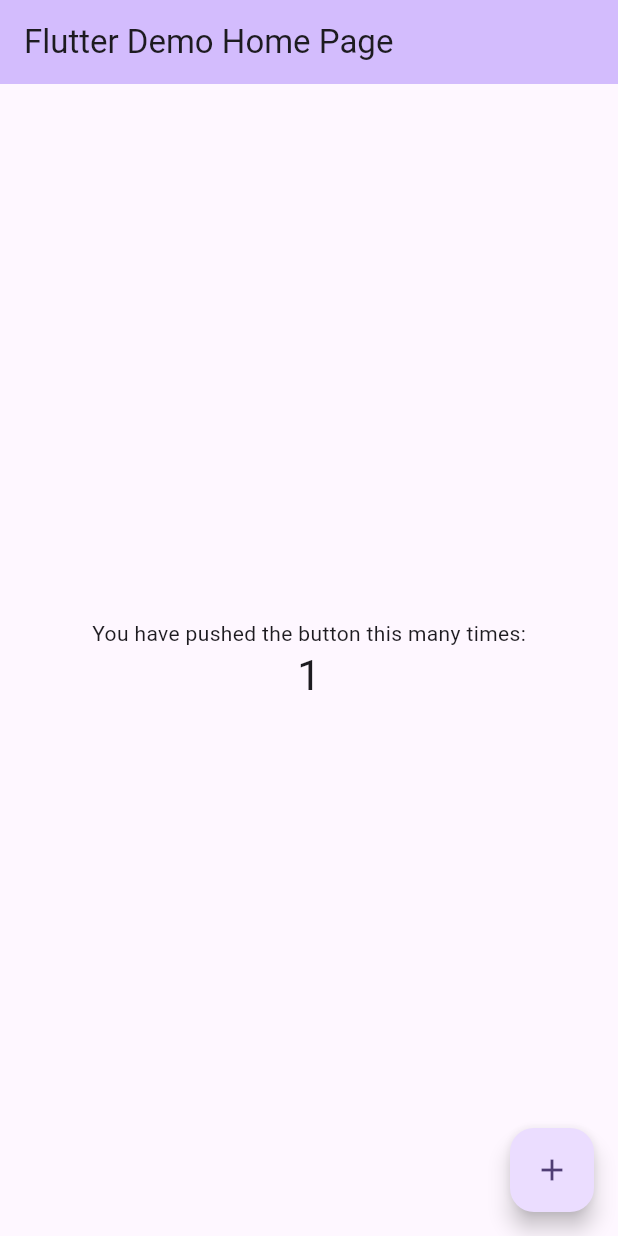
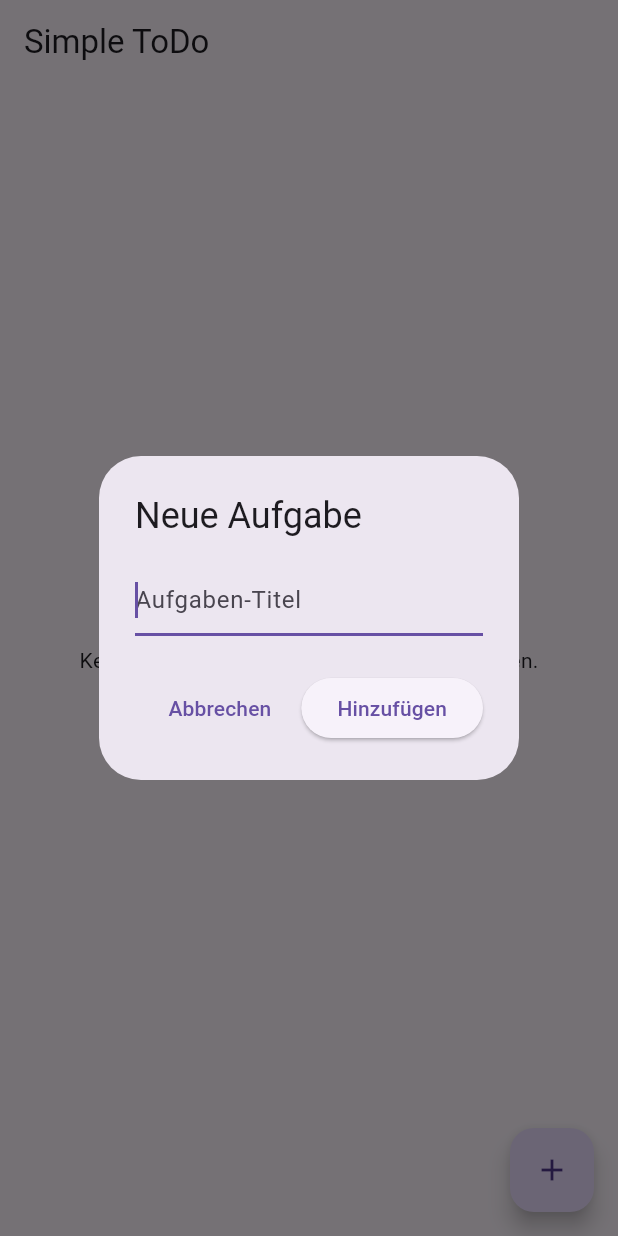
Before and after one commit to Snasn3n/Todo-App, a Flutter app: the screen it shows after launch, after a tap on the "add" icon, on a phone screen of 412 x 824 dp. Run offline on Flutter 3.47's test engine with Material 3 defaults, Android fonts, the phone set to English and light mode, and no system bars.

Commit message:
First Version maybe working

```diff
--- a/lib/main.dart
+++ b/lib/main.dart
@@ -1,122 +1,110 @@
+// lib/main.dart
 import 'package:flutter/material.dart';
 
-void main() {
-  runApp(const MyApp());
-}
+void main() => runApp(const MyApp());
 
 class MyApp extends StatelessWidget {
   const MyApp({super.key});
-
-  // This widget is the root of your application.
   @override
   Widget build(BuildContext context) {
     return MaterialApp(
-      title: 'Flutter Demo',
-      theme: ThemeData(
-        // This is the theme of your application.
-        //
-        // TRY THIS: Try running your application with "flutter run". You'll see
-        // the application has a purple toolbar. Then, without quitting the app,
-        // try changing the seedColor in the colorScheme below to Colors.green
-        // and then invoke "hot reload" (save your changes or press the "hot
-        // reload" button in a Flutter-supported IDE, or press "r" if you used
-        // the command line to start the app).
-        //
-        // Notice that the counter didn't reset back to zero; the application
-        // state is not lost during the reload. To reset the state, use hot
-        // restart instead.
-        //
-        // This works for code too, not just values: Most code changes can be
-        // tested with just a hot reload.
-        colorScheme: ColorScheme.fromSeed(seedColor: Colors.deepPurple),
-      ),
-      home: const MyHomePage(title: 'Flutter Demo Home Page'),
+      title: 'Simple ToDo',
+      theme: ThemeData(primarySwatch: Colors.blue),
+      home: const TodoHome(),
     );
   }
 }
 
-class MyHomePage extends StatefulWidget {
-  const MyHomePage({super.key, required this.title});
+class TodoHome extends StatefulWidget {
+  const TodoHome({super.key});
+  @override
+  State<TodoHome> createState() => _TodoHomeState();
+}
 
-  // This widget is the home page of your application. It is stateful, meaning
-  // that it has a State object (defined below) that contains fields that affect
-  // how it looks.
+class _TodoHomeState extends State<TodoHome> {
+  final List<Map<String, dynamic>> _tasks = [];
+  final TextEditingController _controller = TextEditingController();
 
-  // This class is the configuration for the state. It holds the values (in this
-  // case the title) provided by the parent (in this case the App widget) and
-  // used by the build method of the State. Fields in a Widget subclass are
-  // always marked "final".
+  void _addTask(String title) {
+    final text = title.trim();
+    if (text.isEmpty) return;
+    setState(() {
+      _tasks.insert(0, {'title': text, 'done': false});
+    });
+    _controller.clear();
+  }
 
-  final String title;
+  void _toggleDone(int index) {
+    setState(() => _tasks[index]['done'] = !_tasks[index]['done']);
+  }
+
+  void _removeTask(int index) {
+    setState(() => _tasks.removeAt(index));
+  }
 
   @override
-  State<MyHomePage> createState() => _MyHomePageState();
+  void dispose() {
+    _controller.dispose();
+    super.dispose();
   }
 
-class _MyHomePageState extends State<MyHomePage> {
-  int _counter = 0;
-
-  void _incrementCounter() {
-    setState(() {
-      // This call to setState tells the Flutter framework that something has
-      // changed in this State, which causes it to rerun the build method below
-      // so that the display can reflect the updated values. If we changed
-      // _counter without calling setState(), then the build method would not be
-      // called again, and so nothing would appear to happen.
-      _counter++;
-    });
+  Future<void> _showAddDialog() async {
+    _controller.clear();
+    final result = await showDialog<String>(
+      context: context,
+      builder: (context) => AlertDialog(
+        title: const Text('Neue Aufgabe'),
+        content: TextField(
+          controller: _controller,
+          autofocus: true,
+          textInputAction: TextInputAction.done,
+          onSubmitted: (value) => Navigator.of(context).pop(value),
+          decoration: const InputDecoration(hintText: 'Aufgaben-Titel'),
+        ),
+        actions: [
+          TextButton(onPressed: () => Navigator.of(context).pop(), child: const Text('Abbrechen')),
+          ElevatedButton(onPressed: () => Navigator.of(context).pop(_controller.text), child: const Text('Hinzufügen')),
+        ],
+      ),
+    );
+    if (result != null) _addTask(result);
   }
 
   @override
   Widget build(BuildContext context) {
-    // This method is rerun every time setState is called, for instance as done
-    // by the _incrementCounter method above.
-    //
-    // The Flutter framework has been optimized to make rerunning build methods
-    // fast, so that you can just rebuild anything that needs updating rather
-    // than having to individually change instances of widgets.
     return Scaffold(
-      appBar: AppBar(
-        // TRY THIS: Try changing the color here to a specific color (to
-        // Colors.amber, perhaps?) and trigger a hot reload to see the AppBar
-        // change color while the other colors stay the same.
-        backgroundColor: Theme.of(context).colorScheme.inversePrimary,
-        // Here we take the value from the MyHomePage object that was created by
-        // the App.build method, and use it to set our appbar title.
-        title: Text(widget.title),
+      appBar: AppBar(title: const Text('Simple ToDo')),
+      body: _tasks.isEmpty
+          ? const Center(child: Text('Keine Aufgaben. Tippe + um eine hinzuzufügen.'))
+          : ListView.builder(
+              itemCount: _tasks.length,
+              itemBuilder: (context, index) {
+                final task = _tasks[index];
+                return Dismissible(
+                  key: Key('${task['title']}_$index'),
+                  background: Container(
+                    color: Colors.red,
+                    alignment: Alignment.centerLeft,
+                    padding: const EdgeInsets.only(left: 16),
+                    child: const Icon(Icons.delete, color: Colors.white),
                   ),
-      body: Center(
-        // Center is a layout widget. It takes a single child and positions it
-        // in the middle of the parent.
-        child: Column(
-          // Column is also a layout widget. It takes a list of children and
-          // arranges them vertically. By default, it sizes itself to fit its
-          // children horizontally, and tries to be as tall as its parent.
-          //
-          // Column has various properties to control how it sizes itself and
-          // how it positions its children. Here we use mainAxisAlignment to
-          // center the children vertically; the main axis here is the vertical
-          // axis because Columns are vertical (the cross axis would be
-          // horizontal).
-          //
-          // TRY THIS: Invoke "debug painting" (choose the "Toggle Debug Paint"
-          // action in the IDE, or press "p" in the console), to see the
-          // wireframe for each widget.
-          mainAxisAlignment: MainAxisAlignment.center,
-          children: <Widget>[
-            const Text('You have pushed the button this many times:'),
-            Text(
-              '$_counter',
-              style: Theme.of(context).textTheme.headlineMedium,
+                  direction: DismissDirection.startToEnd,
+                  onDismissed: (_) => _removeTask(index),
+                  child: CheckboxListTile(
+                    title: Text(
+                      task['title'],
+                      style: task['done'] ? const TextStyle(decoration: TextDecoration.lineThrough) : null,
                     ),
-          ],
+                    value: task['done'] as bool,
+                    onChanged: (_) => _toggleDone(index),
                   ),
+                );
+              },
             ),
       floatingActionButton: FloatingActionButton(
-        onPressed: _incrementCounter,
-        tooltip: 'Increment',
+        onPressed: _showAddDialog,
         child: const Icon(Icons.add),
-      ), // This trailing comma makes auto-formatting nicer for build methods.
+      ),
     );
   }
 }
--- a/pubspec.yaml
+++ b/pubspec.yaml
@@ -44,7 +44,7 @@ dev_dependencies:
   # activated in the `analysis_options.yaml` file located at the root of your
   # package. See that file for information about deactivating specific lint
   # rules and activating additional ones.
-  flutter_lints: ^5.0.0
+  flutter_lints: ^6.0.0
 
 # For information on the generic Dart part of this file, see the
 # following page: https://dart.dev/tools/pub/pubspec
```
Also changed, not shown: pubspec.lock, 1 other file. Lines whose indentation alone changed are shown as unchanged.
